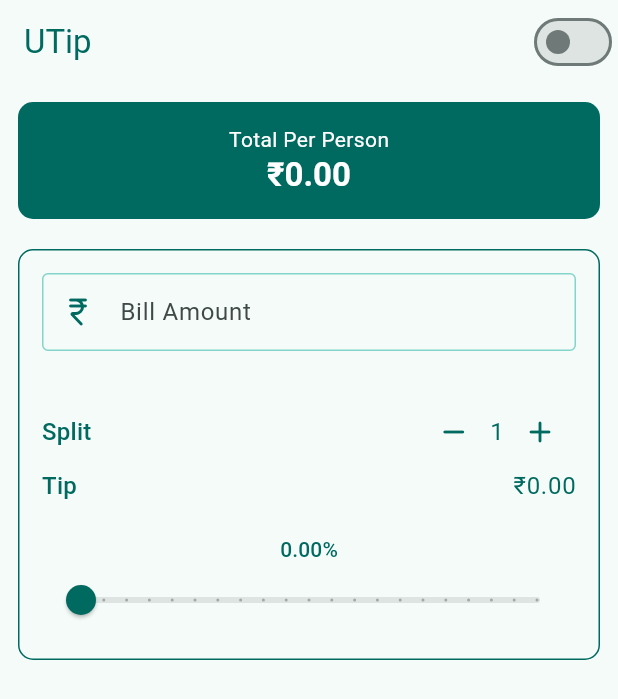
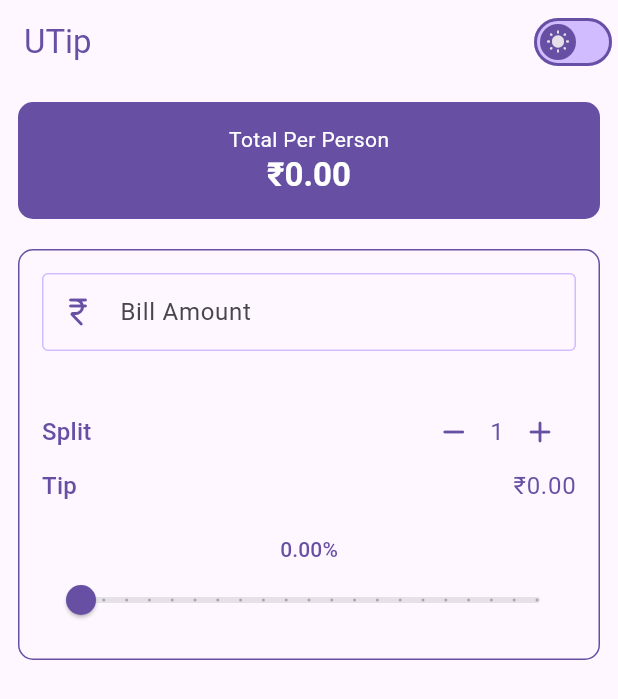
Before and after one commit to Alok-Sci/coursera--tip-calculator-app, a Flutter app: the screen it shows after launch, after a tap on the "remove" icon, on a phone screen of 412 x 824 dp. Shown: the top 699 px of the screen. Run offline on Flutter 3.47's test engine with Material 3 defaults, Android fonts, the phone set to English and light mode, and no system bars.

Commit message:
Task 16: Implement Dark & Light Modes

```diff
--- a/lib/main.dart
+++ b/lib/main.dart
@@ -9,7 +9,20 @@ import 'package:flutter/material.dart';
 import 'package:provider/provider.dart';
 
 void main() {
-  runApp(MyApp());
+  runApp(
+    MultiProvider(
+      providers: [
+        ChangeNotifierProvider(
+          create: (context) => TipCalculatorProvider(),
+        ),
+        ChangeNotifierProvider(
+          create: (context) => ThemeProvider(),
+          child: UTip(),
+        )
+      ],
+      child: MyApp(),
+    ),
+  );
 }
 
 class MyApp extends StatelessWidget {
@@ -17,25 +30,13 @@ class MyApp extends StatelessWidget {
 
   @override
   Widget build(BuildContext context) {
+    final themeProvider = Provider.of<ThemeProvider>(context);
+
     return MaterialApp(
       debugShowCheckedModeBanner: false,
       title: "UTip: A tip calculator app",
-      theme: ThemeData(
-        colorScheme: ColorScheme.fromSeed(seedColor: Colors.teal),
-        useMaterial3: true,
-      ),
-      home: MultiProvider(
-        providers: [
-          ChangeNotifierProvider(
-            create: (context) => TipCalculatorProvider(),
-          ),
-          ChangeNotifierProvider(
-            create: (context) => ThemeProvider(),
-            child: UTip(),
-          )
-        ],
-        child: UTip(),
-      ),
+      theme: themeProvider.currentTheme,
+      home: UTip(),
     );
   }
 }
@@ -70,6 +71,19 @@ class _UTipState extends State<UTip> {
                 (BuildContext context, ThemeProvider value, Widget? child) {
               return Switch(
                 value: themeProvider.isDarkMode,
+                activeColor: colorScheme.primary,
+                inactiveThumbColor: colorScheme.primary,
+                trackOutlineColor: WidgetStateProperty.resolveWith<Color?>(
+                    (Set<WidgetState> states) {
+                  return colorScheme.primary;
+                }),
+                inactiveTrackColor: colorScheme.primaryFixedDim,
+                thumbIcon: WidgetStateProperty.resolveWith<Icon?>(
+                    (Set<WidgetState> states) {
+                  return themeProvider.isDarkMode
+                      ? Icon(Icons.brightness_2_rounded)
+                      : Icon(Icons.wb_sunny_rounded);
+                }),
                 onChanged: (value) => themeProvider.toggleTheme(),
               );
             },
```
